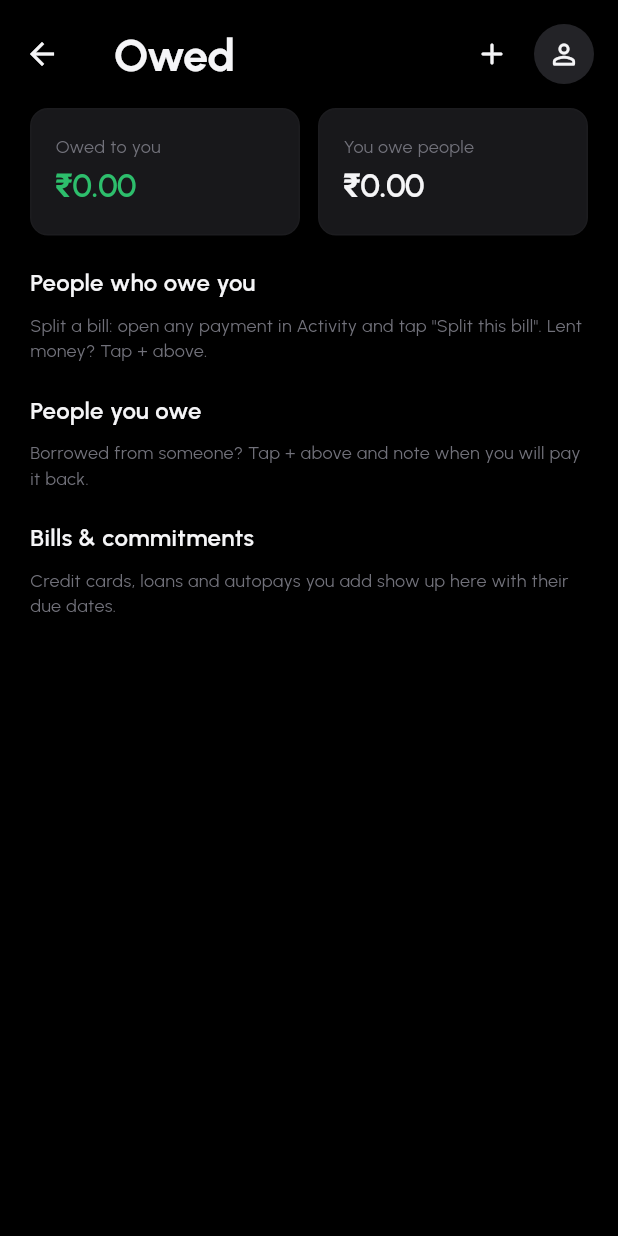
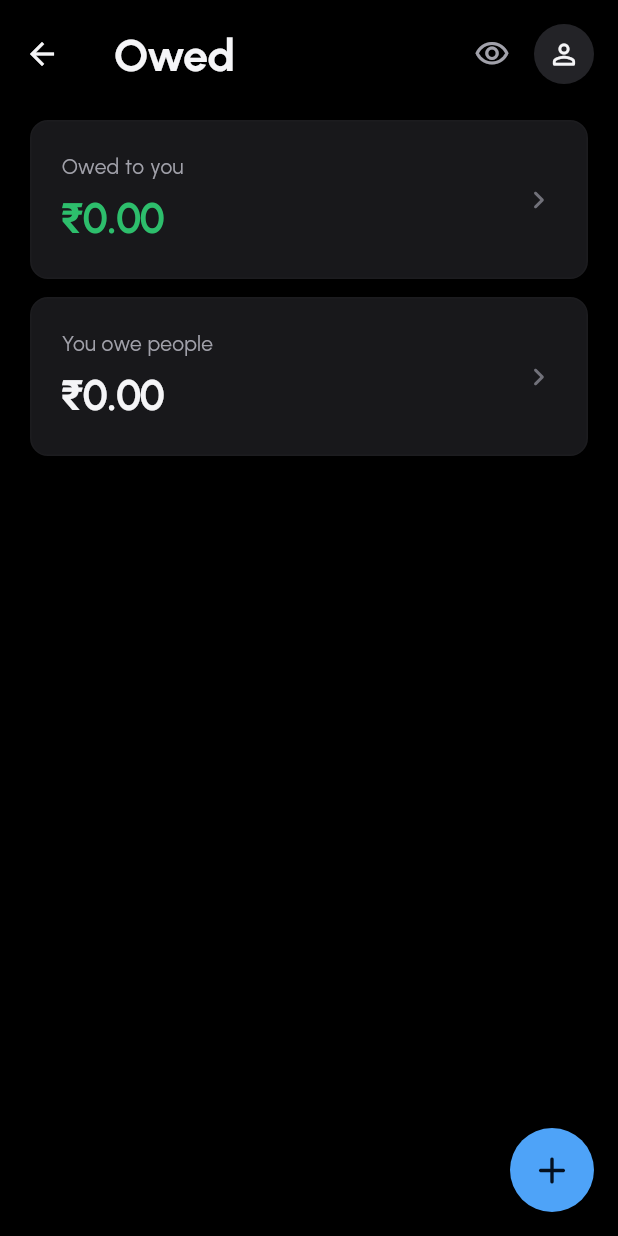
Before and after one commit to scap3sh4rk/Rivero, a Flutter app: the OwedScreen screen opened directly, on a phone screen of 412 x 824 dp. Run offline on Flutter 3.47's test engine with Material 3 defaults, Android fonts, the phone set to English and light mode, and no system bars; our stand-ins replace animated_flip_counter, drift, file_picker, flutter_animate, flutter_riverpod, flutter_secure_storage and 3 more; missing offline and left inert: cryptography, extension_google_sign_in_as_googleapis_auth, google_mlkit_text_recognition, googleapis, sqlite3; accounts and stored records are empty; generated files the repository leaves out were written again.

Commit message:
ui: one plus button (bottom right) everywhere, eye toggle on every page, Owed is two frames

```diff
--- a/lib/design_system/widgets/rivero_app_bar.dart
+++ b/lib/design_system/widgets/rivero_app_bar.dart
@@ -1,4 +1,6 @@
 import 'package:flutter/material.dart';
+import 'package:flutter_riverpod/flutter_riverpod.dart';
+import 'package:rivero/core/providers/app_providers.dart';
 import 'package:rivero/design_system/rivero_tokens.dart';
 import 'package:rivero/features/settings/screens/settings_screen.dart';
 
@@ -14,6 +16,7 @@ class RiveroAppBar extends StatelessWidget implements PreferredSizeWidget {
     this.actions,
     this.bottom,
     this.showProfile = true,
+    this.showEye = true,
   });
 
   final String title;
@@ -25,6 +28,9 @@ class RiveroAppBar extends StatelessWidget implements PreferredSizeWidget {
   final List<Widget>? actions;
   final PreferredSizeWidget? bottom;
   final bool showProfile;
+
+  /// The eye that hides or shows every amount (on every page).
+  final bool showEye;
 
   @override
   Size get preferredSize => Size.fromHeight(
@@ -44,10 +50,11 @@ class RiveroAppBar extends StatelessWidget implements PreferredSizeWidget {
         crossAxisAlignment: CrossAxisAlignment.start,
         mainAxisSize: MainAxisSize.min,
         children: [
-          Text(
-            title,
-            style: RiveroTypography.displayLarge.copyWith(fontSize: 30),
-          ),
+          titleWidget ??
+              Text(
+                title,
+                style: RiveroTypography.displayLarge.copyWith(fontSize: 30),
+              ),
           if (subtitle != null) ...[
             const SizedBox(height: 2),
             Text(subtitle!, style: RiveroTypography.bodySmall),
@@ -56,6 +63,7 @@ class RiveroAppBar extends StatelessWidget implements PreferredSizeWidget {
       ),
       actions: [
         ...?actions,
+        if (showEye) const _EyeButton(),
         if (showProfile)
           Padding(
             padding: const EdgeInsets.only(
@@ -87,3 +95,23 @@ class RiveroAppBar extends StatelessWidget implements PreferredSizeWidget {
     );
   }
 }
+
+/// Hides or shows every amount in the app. Same icon, same place, on every
+/// page.
+class _EyeButton extends ConsumerWidget {
+  const _EyeButton();
+
+  @override
+  Widget build(BuildContext context, WidgetRef ref) {
+    final hidden = ref.watch(privacyModeProvider);
+    return IconButton(
+      key: const ValueKey('toggle-balances'),
+      tooltip: 'Toggle Privacy Mode',
+      icon: Icon(
+        hidden ? Icons.visibility_off_outlined : Icons.visibility_outlined,
+        color: RiveroColors.textSecondary,
+      ),
+      onPressed: () => ref.read(privacyModeProvider.notifier).state = !hidden,
+    );
+  }
+}
--- /dev/null
+++ b/lib/design_system/widgets/rivero_fab.dart
@@ -0,0 +1,25 @@
+import 'package:flutter/material.dart';
+import 'package:rivero/design_system/rivero_tokens.dart';
+
+/// The one "add" button of the app. Every page that adds something (an
+/// account, a debt, an autopay, a category...) uses this, so the plus is
+/// always the same size and colour in the same place: the bottom-right
+/// corner. Use it as a Scaffold's `floatingActionButton`.
+class RiveroFab extends StatelessWidget {
+  const RiveroFab({required this.tooltip, required this.onPressed, super.key});
+
+  final String tooltip;
+  final VoidCallback onPressed;
+
+  @override
+  Widget build(BuildContext context) => FloatingActionButton(
+    heroTag: null, // several pages each have one
+    tooltip: tooltip,
+    onPressed: onPressed,
+    backgroundColor: RiveroColors.accent,
+    foregroundColor: RiveroColors.onAccent,
+    elevation: 3,
+    shape: const CircleBorder(),
+    child: const Icon(Icons.add_rounded, size: 30),
+  );
+}
--- a/lib/features/mandates/mandates_screen.dart
+++ b/lib/features/mandates/mandates_screen.dart
@@ -13,6 +13,7 @@ import 'package:rivero/design_system/widgets/bank_badge.dart';
 import 'package:rivero/design_system/widgets/picker.dart';
 import 'package:rivero/design_system/widgets/rivero_app_bar.dart';
 import 'package:rivero/design_system/widgets/rivero_card.dart';
+import 'package:rivero/design_system/widgets/rivero_fab.dart';
 import 'package:uuid/uuid.dart';
 
 /// One place for every autopay / e-NACH commitment, across all banks.
@@ -39,16 +40,13 @@ class MandatesScreen extends ConsumerWidget {
 
     return Scaffold(
       backgroundColor: RiveroColors.background,
-      appBar: RiveroAppBar(
+      appBar: const RiveroAppBar(
         title: 'Autopay',
         subtitle: 'Every recurring debit, one place',
-        actions: [
-          IconButton(
-            tooltip: 'Add Mandate',
-            icon: const Icon(Icons.add_rounded),
-            onPressed: () => _AddMandateSheet.show(context),
-          ),
-        ],
+      ),
+      floatingActionButton: RiveroFab(
+        tooltip: 'Add autopay',
+        onPressed: () => _AddMandateSheet.show(context),
       ),
       body: ListView(
         physics: const BouncingScrollPhysics(),
--- a/lib/features/owed/owed_screen.dart
+++ b/lib/features/owed/owed_screen.dart
@@ -12,6 +12,7 @@ import 'package:rivero/design_system/widgets/bank_badge.dart';
 import 'package:rivero/design_system/widgets/picker.dart';
 import 'package:rivero/design_system/widgets/rivero_app_bar.dart';
 import 'package:rivero/design_system/widgets/rivero_card.dart';
+import 'package:rivero/design_system/widgets/rivero_fab.dart';
 import 'package:rivero/features/owed/bills_and_commitments.dart';
 
 /// Money in both directions: what people owe you, what you owe them, and
@@ -31,22 +32,8 @@ class OwedScreen extends ConsumerWidget {
     final dues = ref.watch(duesProvider).value ?? const [];
     final privacy = ref.watch(privacyModeProvider);
     String money(int v) => privacy ? '••••' : CurrencyFormatter.format(v);
-    bool isOpen(Due d) => d.status == DueStatus.open;
-    final toYou = dues.where((d) => d.kind != DueKind.borrowed).toList();
-    final byYou = dues.where((d) => d.kind == DueKind.borrowed).toList();
-    final toYouOpen = toYou.where(isOpen).toList();
-    final byYouOpen = byYou.where(isOpen).toList();
-    final closed = dues.where((d) => !isOpen(d)).toList();
     final owedToYou = DuesService.totalOutstanding(dues);
     final youOwe = DuesService.totalYouOwe(dues);
-
-    Widget header(String text) => Padding(
-      padding: const EdgeInsets.only(
-        top: RiveroSpacing.xl,
-        bottom: RiveroSpacing.sm,
-      ),
-      child: Text(text, style: RiveroTypography.titleMedium),
-    );
 
     return Scaffold(
       backgroundColor: RiveroColors.background,
@@ -56,79 +43,185 @@ class OwedScreen extends ConsumerWidget {
         leading: asTab
             ? null
             : BackButton(onPressed: () => Navigator.of(context).pop()),
-        actions: [
-          PopupMenuButton<bool>(
-            key: const ValueKey('owed-add'),
+      ),
+      floatingActionButton: RiveroFab(
         tooltip: 'Add',
-            icon: const Icon(Icons.add_rounded),
-            onSelected: (borrowing) =>
-                _MoneySheet.show(context, borrowing: borrowing),
-            itemBuilder: (_) => const [
-              PopupMenuItem(
-                key: ValueKey('add-lent'),
-                value: false,
-                child: Text('I lent money'),
+        onPressed: () => _chooseKind(context),
       ),
-              PopupMenuItem(
-                key: ValueKey('add-borrowed'),
-                value: true,
-                child: Text('I borrowed money'),
+      body: ListView(
+        padding: EdgeInsets.fromLTRB(
+          RiveroSpacing.xl,
+          RiveroSpacing.sm,
+          RiveroSpacing.xl,
+          RiveroSpacing.huge + 72 + MediaQuery.paddingOf(context).bottom,
+        ),
+        children: [
+          _Total(
+            key: const ValueKey('owed-card-to-you'),
+            label: 'Owed to you',
+            value: money(owedToYou),
+            valueKey: const ValueKey('owed-total'),
+            color: RiveroColors.success,
+            onTap: () => Navigator.of(context).push(
+              MaterialPageRoute<void>(builder: (_) => const OwedToYouScreen()),
+            ),
+          ),
+          const SizedBox(height: RiveroSpacing.md),
+          _Total(
+            key: const ValueKey('owed-card-you-owe'),
+            label: 'You owe people',
+            value: money(youOwe),
+            valueKey: const ValueKey('owe-total'),
+            color: youOwe > 0 ? RiveroColors.warning : null,
+            onTap: () => Navigator.of(context).push(
+              MaterialPageRoute<void>(builder: (_) => const YouOweScreen()),
+            ),
           ),
         ],
       ),
+    );
+  }
+
+  /// The plus on the Owed page: which kind of entry to add.
+  static Future<void> _chooseKind(BuildContext context) =>
+      showModalBottomSheet<void>(
+        context: context,
+        backgroundColor: RiveroColors.surface,
+        builder: (ctx) => SafeArea(
+          child: Column(
+            mainAxisSize: MainAxisSize.min,
+            children: [
+              ListTile(
+                key: const ValueKey('add-lent'),
+                leading: const Icon(Icons.call_made_rounded),
+                title: const Text('I lent money'),
+                onTap: () {
+                  Navigator.pop(ctx);
+                  _MoneySheet.show(context, borrowing: false);
+                },
+              ),
+              ListTile(
+                key: const ValueKey('add-borrowed'),
+                leading: const Icon(Icons.call_received_rounded),
+                title: const Text('I borrowed money'),
+                onTap: () {
+                  Navigator.pop(ctx);
+                  _MoneySheet.show(context, borrowing: true);
+                },
+              ),
             ],
+          ),
+        ),
+      );
+}
+
+/// Everyone who owes you (split bills, loans). The plus adds a loan.
+class OwedToYouScreen extends ConsumerWidget {
+  const OwedToYouScreen({super.key});
+
+  @override
+  Widget build(BuildContext context, WidgetRef ref) {
+    final dues = ref.watch(duesProvider).value ?? const [];
+    final privacy = ref.watch(privacyModeProvider);
+    String money(int v) => privacy ? '••••' : CurrencyFormatter.format(v);
+    final mine = dues.where((d) => d.kind != DueKind.borrowed).toList();
+    final open = mine.where((d) => d.status == DueStatus.open).toList();
+    final closed = mine.where((d) => d.status != DueStatus.open).toList();
+    return Scaffold(
+      backgroundColor: RiveroColors.background,
+      appBar: RiveroAppBar(
+        title: 'Owed to you',
+        showProfile: false,
+        leading: BackButton(onPressed: () => Navigator.of(context).pop()),
+      ),
+      floatingActionButton: RiveroFab(
+        tooltip: 'I lent money',
+        onPressed: () => _MoneySheet.show(context, borrowing: false),
       ),
       body: ListView(
         padding: EdgeInsets.fromLTRB(
           RiveroSpacing.xl,
           0,
           RiveroSpacing.xl,
-          RiveroSpacing.huge + MediaQuery.paddingOf(context).bottom,
+          RiveroSpacing.huge + 72 + MediaQuery.paddingOf(context).bottom,
         ),
         children: [
-          Row(
-            children: [
-              Expanded(
-                child: _Total(
-                  label: 'Owed to you',
-                  value: money(owedToYou),
-                  valueKey: const ValueKey('owed-total'),
-                  color: RiveroColors.success,
+          Text(
+            money(DuesService.totalOutstanding(dues)),
+            style: RiveroTypography.financialLarge,
           ),
-              ),
-              const SizedBox(width: RiveroSpacing.md),
-              Expanded(
-                child: _Total(
-                  label: 'You owe people',
-                  value: money(youOwe),
-                  valueKey: const ValueKey('owe-total'),
-                  color: youOwe > 0 ? RiveroColors.warning : null,
-                ),
-              ),
+          const SizedBox(height: RiveroSpacing.lg),
+          for (final d in open) _DueTile(d, money: money),
+          if (closed.isNotEmpty) _ClosedList(closed, money: money),
         ],
       ),
-          header('People who owe you'),
-          if (toYouOpen.isEmpty)
+    );
+  }
+}
+
+/// Everything you owe: people you borrowed from, and every bill to pay
+/// (cards, loans, autopay). The plus records borrowed money.
+class YouOweScreen extends ConsumerWidget {
+  const YouOweScreen({super.key});
+
+  @override
+  Widget build(BuildContext context, WidgetRef ref) {
+    final dues = ref.watch(duesProvider).value ?? const [];
+    final privacy = ref.watch(privacyModeProvider);
+    String money(int v) => privacy ? '••••' : CurrencyFormatter.format(v);
+    final mine = dues.where((d) => d.kind == DueKind.borrowed).toList();
+    final open = mine.where((d) => d.status == DueStatus.open).toList();
+    final closed = mine.where((d) => d.status != DueStatus.open).toList();
+    Widget header(String text) => Padding(
+      padding: const EdgeInsets.only(
+        top: RiveroSpacing.xl,
+        bottom: RiveroSpacing.sm,
+      ),
+      child: Text(text, style: RiveroTypography.titleMedium),
+    );
+    return Scaffold(
+      backgroundColor: RiveroColors.background,
+      appBar: RiveroAppBar(
+        title: 'You owe people',
+        showProfile: false,
+        leading: BackButton(onPressed: () => Navigator.of(context).pop()),
+      ),
+      floatingActionButton: RiveroFab(
+        tooltip: 'I borrowed money',
+        onPressed: () => _MoneySheet.show(context, borrowing: true),
+      ),
+      body: ListView(
+        padding: EdgeInsets.fromLTRB(
+          RiveroSpacing.xl,
+          0,
+          RiveroSpacing.xl,
+          RiveroSpacing.huge + 72 + MediaQuery.paddingOf(context).bottom,
+        ),
+        children: [
           Text(
-              'Split a bill: open any payment in Activity and tap '
-              '"Split this bill". Lent money? Tap + above.',
-              style: RiveroTypography.bodySmall,
+            money(DuesService.totalYouOwe(dues)),
+            style: RiveroTypography.financialLarge,
           ),
-          for (final d in toYouOpen) _DueTile(d, money: money),
-          header('People you owe'),
-          if (byYouOpen.isEmpty)
-            Text(
-              'Borrowed from someone? Tap + above and note when you will '
-              'pay it back.',
-              style: RiveroTypography.bodySmall,
-            ),
-          for (final d in byYouOpen) _DueTile(d, money: money),
+          if (open.isNotEmpty) header('People'),
+          for (final d in open) _DueTile(d, money: money),
           header('Bills & commitments'),
           const BillsAndCommitments(),
-          if (closed.isNotEmpty)
-            Theme(
-              data: Theme.of(context)
-                  .copyWith(dividerColor: Colors.transparent),
+          if (closed.isNotEmpty) _ClosedList(closed, money: money),
+        ],
+      ),
+    );
+  }
+}
+
+class _ClosedList extends StatelessWidget {
+  const _ClosedList(this.closed, {required this.money});
+
+  final List<Due> closed;
+  final String Function(int) money;
+
+  @override
+  Widget build(BuildContext context) => Theme(
+    data: Theme.of(context).copyWith(dividerColor: Colors.transparent),
     child: ExpansionTile(
       tilePadding: EdgeInsets.zero,
       title: Text(
@@ -137,43 +230,52 @@ class OwedScreen extends ConsumerWidget {
       ),
       children: [for (final d in closed) _DueTile(d, money: money)],
     ),
-            ),
-        ],
-      ),
   );
 }
-}
 
+/// One of the two big frames on the Owed page.
 class _Total extends StatelessWidget {
   const _Total({
     required this.label,
     required this.value,
     required this.valueKey,
+    required this.onTap,
+    super.key,
     this.color,
   });
 
   final String label;
   final String value;
   final Key valueKey;
+  final VoidCallback onTap;
   final Color? color;
 
   @override
   Widget build(BuildContext context) => RiveroCard(
     isElevated: true,
+    onTap: onTap,
+    padding: const EdgeInsets.all(RiveroSpacing.xl),
+    child: Row(
+      children: [
+        Expanded(
           child: Column(
             crossAxisAlignment: CrossAxisAlignment.start,
             children: [
-        Text(label, style: RiveroTypography.bodySmall),
-        const SizedBox(height: 2),
+              Text(label, style: RiveroTypography.bodyMedium),
+              const SizedBox(height: RiveroSpacing.xs),
               FittedBox(
                 fit: BoxFit.scaleDown,
                 alignment: Alignment.centerLeft,
                 child: Text(
                   value,
                   key: valueKey,
-            style: RiveroTypography.financialMedium.copyWith(color: color),
+                  style: RiveroTypography.financialLarge.copyWith(color: color),
                 ),
               ),
+            ],
+          ),
+        ),
+        Icon(Icons.chevron_right_rounded, color: RiveroColors.textMuted),
       ],
     ),
   );
--- a/lib/features/plan/salary_plan_screen.dart
+++ b/lib/features/plan/salary_plan_screen.dart
@@ -12,6 +12,7 @@ import 'package:rivero/design_system/rivero_tokens.dart';
 import 'package:rivero/design_system/widgets/picker.dart';
 import 'package:rivero/design_system/widgets/rivero_app_bar.dart';
 import 'package:rivero/design_system/widgets/rivero_card.dart';
+import 'package:rivero/design_system/widgets/rivero_fab.dart';
 
 /// Split a month's salary. Fixed categories (investments, savings, rent, ...)
 /// come first; spending gets the rest, so the plan can never exceed salary.
@@ -362,6 +363,10 @@ class _SalaryPlanScreenState extends ConsumerState<SalaryPlanScreen> {
         showProfile: false,
         leading: BackButton(onPressed: () => Navigator.of(context).pop()),
       ),
+      floatingActionButton: RiveroFab(
+        tooltip: 'Add category',
+        onPressed: _addCategory,
+      ),
       body: ListView(
         padding: const EdgeInsets.fromLTRB(
           RiveroSpacing.xl,
@@ -457,14 +462,6 @@ class _SalaryPlanScreenState extends ConsumerState<SalaryPlanScreen> {
                 }
               },
             ),
-          Align(
-            alignment: Alignment.centerLeft,
-            child: TextButton.icon(
-              onPressed: _addCategory,
-              icon: const Icon(Icons.add_rounded),
-              label: const Text('Add category'),
-            ),
-          ),
           const SizedBox(height: RiveroSpacing.md),
           RiveroCard(
             borderColor: over ? RiveroColors.danger : null,
--- a/lib/features/settings/screens/account_types_screen.dart
+++ b/lib/features/settings/screens/account_types_screen.dart
@@ -4,6 +4,7 @@ import 'package:rivero/core/domain/custom_account_types.dart';
 import 'package:rivero/core/providers/app_providers.dart';
 import 'package:rivero/design_system/rivero_tokens.dart';
 import 'package:rivero/design_system/widgets/rivero_app_bar.dart';
+import 'package:rivero/design_system/widgets/rivero_fab.dart';
 
 /// Account types live on their own page so a long list never crowds Settings.
 class AccountTypesScreen extends ConsumerWidget {
@@ -59,16 +60,13 @@ class AccountTypesScreen extends ConsumerWidget {
         title: 'Account types',
         showProfile: false,
         leading: BackButton(onPressed: () => Navigator.of(context).pop()),
-        actions: [
-          IconButton(
-            tooltip: 'Add account type',
-            onPressed: types.length >= maxTypes
-                ? null
-                : () => _add(context, ref),
-            icon: const Icon(Icons.add_rounded),
-          ),
-        ],
       ),
+      floatingActionButton: types.length >= maxTypes
+          ? null
+          : RiveroFab(
+              tooltip: 'Add account type',
+              onPressed: () => _add(context, ref),
+            ),
       body: ListView.builder(
         itemCount: types.length,
         itemBuilder: (_, i) {
```
Also changed, not shown: lib/features/accounts/screens/accounts_screen.dart (+6 -28 lines), lib/features/home/screens/home_screen.dart (+0 -12 lines), lib/features/settings/screens/categories_screen.dart (+5 -7 lines), 2 other files. Lines whose indentation alone changed are shown as unchanged.
